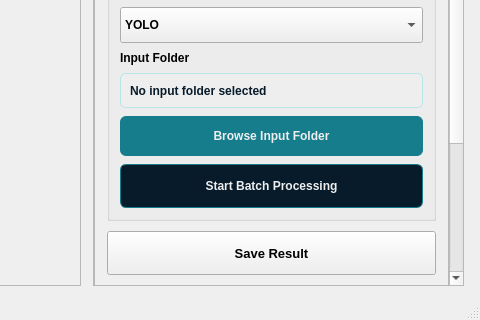
Qt form AutoCentering/MainWindow.ui (Annefa04/AutoCentering) before a commit; both pictures show x 800 to 1280 and y 480 to 800 of the 1280 by 800 pixel window.
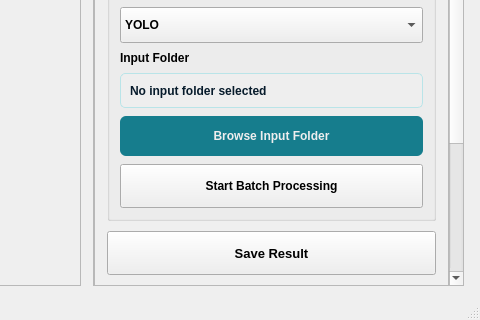
The same form after that commit. Icons and pictures are not drawn.

The edit to the form file:
```diff
--- a/AutoCentering/MainWindow.ui
+++ b/AutoCentering/MainWindow.ui
@@ -527,22 +527,8 @@
                 </font>
                </property>
                <property name="styleSheet">
-                <string notr="true">
-																	QPushButton {
-																	background-color: #071B2B;
-																	color: #EEEEEE;
-																	border: 1px solid #167D8D;
-																	border-radius: 6px;
-																	padding: 8px;
-																	font-weight: bold;
-																	}
-																	QPushButton:hover {
-																	background-color: #167D8D;
-																	}
-																	QPushButton:pressed {
-																	background-color: #0F6875;
-																	}
-																</string>
+                <string notr="true">				
+				</string>
                </property>
                <property name="text">
                 <string>Start Batch Processing</string>
```
